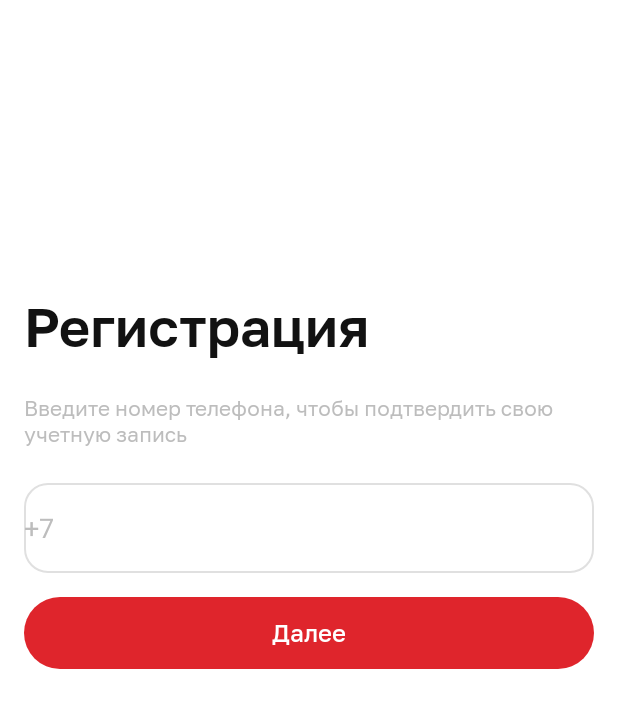
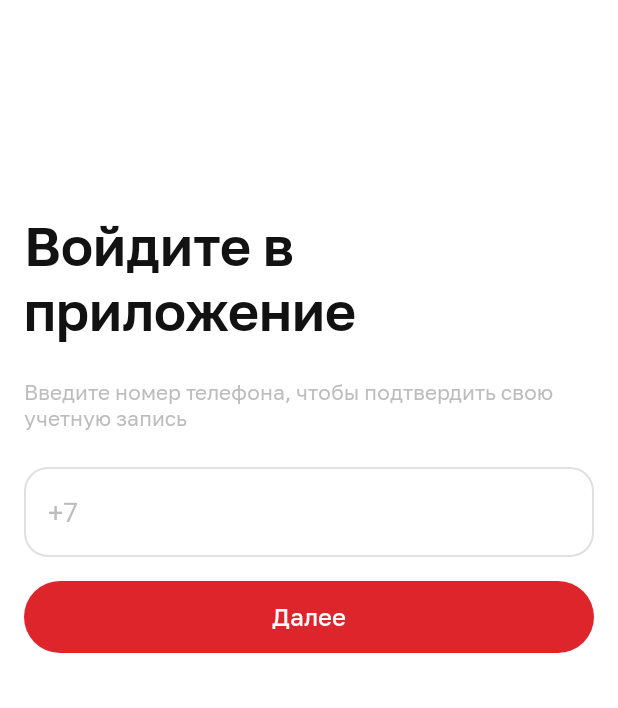
Before and after one commit to AlexKrayVR/Avestal, an Android app: the screen it shows after launch (RegVerActivity), on a phone screen of 412 x 824 dp. Shown: the top 708 px of the screen. Run offline under Robolectric (Android 15) with nearby library versions, the phone set to English and light mode, and no system bars.

```diff
--- a/app/src/main/java/yelm/io/avestal/reg_val/RegVerActivity.kt
+++ b/app/src/main/java/yelm/io/avestal/reg_val/RegVerActivity.kt
@@ -1,16 +1,22 @@
 package yelm.io.avestal.reg_val
 
+import android.content.Intent
 import android.os.Bundle
+import android.widget.Toast
 import androidx.appcompat.app.AppCompatActivity
 import androidx.fragment.app.Fragment
 import yelm.io.avestal.R
 import yelm.io.avestal.databinding.RegVerActivityBinding
-import yelm.io.avestal.reg_val.registration.view.RegistrationFragment
+import yelm.io.avestal.main.AppActivity
+import yelm.io.avestal.reg_val.registration.view.Communicator
+import yelm.io.avestal.reg_val.registration.view.LoginFragment
 import yelm.io.avestal.reg_val.verification.OnBackPressedListener
 import yelm.io.avestal.reg_val.verification.VerificationFragment
 
-class RegVerActivity : AppCompatActivity() {
-    lateinit var binding: RegVerActivityBinding
+class RegVerActivity : AppCompatActivity(), Communicator {
+    private lateinit var binding: RegVerActivityBinding
+    //var verificationCode = ""
+    private var toast: Toast? = null
 
     override fun onCreate(savedInstanceState: Bundle?) {
         super.onCreate(savedInstanceState)
@@ -20,16 +26,21 @@ class RegVerActivity : AppCompatActivity() {
         openRegistrationFragment("")
     }
 
-    fun openRegistrationFragment(phone: String) {
-        val registrationFragment: Fragment = RegistrationFragment.newInstance(phone)
+    override fun openRegistrationFragment(phone: String) {
+        val registrationFragment: Fragment = LoginFragment.newInstance(phone)
         val transaction = supportFragmentManager.beginTransaction()
         transaction.replace(R.id.container, registrationFragment).commit()
     }
 
-    fun openValidationFragment(phone: String) {
+    override  fun openValidationFragment(phone: String) {
         val validationFragment: Fragment = VerificationFragment.newInstance(phone)
         val transaction = supportFragmentManager.beginTransaction()
         transaction.replace(R.id.container, validationFragment).commit()
+    }
+
+    override fun startApp() {
+        startActivity(Intent(this, AppActivity::class.java))
+        finish()
     }
 
     override fun onBackPressed() {
@@ -43,4 +54,10 @@ class RegVerActivity : AppCompatActivity() {
         finish()
     }
 
+    override fun showToast(message: Int) {
+        toast?.cancel()
+        toast = Toast.makeText(this, resources?.getString(message), Toast.LENGTH_LONG)
+        toast?.show()
+    }
+
 }
--- a/app/src/main/java/yelm/io/avestal/reg_val/common/PhoneTextFormatter.java
+++ b/app/src/main/java/yelm/io/avestal/reg_val/common/PhoneTextFormatter.java
@@ -7,9 +7,9 @@ import android.widget.EditText;
 
 public class PhoneTextFormatter implements TextWatcher {
 
-    private EditText editText;
+    private final EditText editText;
 
-    private String pattern;
+    private final String pattern;
 
     public PhoneTextFormatter(EditText editText, String pattern) {
         this.editText = editText;
--- a/app/src/main/java/yelm/io/avestal/reg_val/registration/presenter/RegistrationPresenter.kt
+++ b/app/src/main/java/yelm/io/avestal/reg_val/registration/presenter/LoginPresenter.kt
@@ -3,7 +3,7 @@ package yelm.io.avestal.reg_val.registration.presenter
 import yelm.io.avestal.R
 import yelm.io.avestal.reg_val.registration.view.RegistrationView
 
-class RegistrationPresenter(private var view: RegistrationView?) {
+class LoginPresenter(private var view: RegistrationView?) {
 
     fun detachView() {
         view = null
--- /dev/null
+++ b/app/src/main/java/yelm/io/avestal/reg_val/registration/view/Communicator.kt
@@ -0,0 +1,8 @@
+package yelm.io.avestal.reg_val.registration.view
+
+interface Communicator {
+   fun openRegistrationFragment(phone: String)
+   fun openValidationFragment(phone: String)
+   fun startApp()
+   fun showToast(message: Int)
+}
--- a/app/src/main/java/yelm/io/avestal/reg_val/registration/view/RegistrationFragment.kt
+++ b/app/src/main/java/yelm/io/avestal/reg_val/registration/view/LoginFragment.kt
@@ -1,34 +1,33 @@
 package yelm.io.avestal.reg_val.registration.view
 
+import android.content.Context
 import android.os.Bundle
-import androidx.fragment.app.Fragment
 import android.view.LayoutInflater
 import android.view.View
 import android.view.ViewGroup
-import android.widget.Toast
-import yelm.io.avestal.databinding.FragmentRegistrationBinding
+import androidx.fragment.app.Fragment
+import yelm.io.avestal.databinding.FragmentLoginBinding
 import yelm.io.avestal.reg_val.common.PhoneTextFormatter
-import yelm.io.avestal.reg_val.RegVerActivity
-import yelm.io.avestal.reg_val.registration.presenter.RegistrationPresenter
+import yelm.io.avestal.reg_val.registration.presenter.LoginPresenter
+import java.lang.RuntimeException
 
-class RegistrationFragment : Fragment(), RegistrationView {
-    lateinit var registrationPresenter: RegistrationPresenter
-    private var toast: Toast? = null
+class LoginFragment : Fragment(), RegistrationView {
+    private lateinit var loginPresenter: LoginPresenter
 
-    private var binding: FragmentRegistrationBinding? = null
-
+    private var binding: FragmentLoginBinding? = null
+    private var communicator: Communicator? = null
 
     override fun onCreateView(
         inflater: LayoutInflater, container: ViewGroup?,
         savedInstanceState: Bundle?
     ): View? {
-        binding = FragmentRegistrationBinding.inflate(inflater, container, false)
+        binding = FragmentLoginBinding.inflate(inflater, container, false)
         return binding?.root
     }
 
     override fun onViewCreated(view: View, savedInstanceState: Bundle?) {
         super.onViewCreated(view, savedInstanceState)
-        registrationPresenter = RegistrationPresenter(this)
+        loginPresenter = LoginPresenter(this)
         binding?.phone?.addTextChangedListener(
             PhoneTextFormatter(
                 binding?.phone,
@@ -41,13 +40,12 @@ class RegistrationFragment : Fragment(), RegistrationView {
         binding?.further?.setOnClickListener {
             registration()
         }
-
     }
 
     companion object {
         @JvmStatic
         fun newInstance(phone: String) =
-            RegistrationFragment().apply {
+            LoginFragment().apply {
                 arguments = Bundle().apply {
                     putString(PHONE, phone)
                 }
@@ -57,25 +55,36 @@ class RegistrationFragment : Fragment(), RegistrationView {
     }
 
     override fun registration() {
-        registrationPresenter.phoneValidation(binding?.phone?.text.toString())
+        loginPresenter.phoneValidation(binding?.phone?.text.toString())
     }
 
     override fun validationPhoneError(error: Int) {
-        toast?.cancel()
-        toast = Toast.makeText(context, context?.resources?.getString(error), Toast.LENGTH_LONG)
-        toast?.show()
+        communicator?.showToast(error)
     }
 
     override fun validationPhoneSuccess(phone: String) {
-        (activity as RegVerActivity).openValidationFragment(phone)
+        communicator?.openValidationFragment(phone)
     }
 
     //Because Fragments continue to live after the View has gone, it’s good to remove any references to the binding class instance
     override fun onDestroyView() {
         binding = null
-        registrationPresenter.detachView()
+        loginPresenter.detachView()
         super.onDestroyView()
     }
 
+    override fun onAttach(context: Context) {
+        super.onAttach(context)
+        if (activity is Communicator) {
+            communicator = activity as Communicator
+        } else {
+            throw RuntimeException(activity.toString() + " must implement Communicator interface")
+        }
+    }
+
+    override fun onDetach() {
+        super.onDetach()
+        communicator = null
+    }
 
 }
--- /dev/null
+++ b/app/src/main/res/layout/fragment_login.xml
@@ -0,0 +1,79 @@
+<?xml version="1.0" encoding="utf-8"?>
+
+<androidx.constraintlayout.widget.ConstraintLayout xmlns:android="http://schemas.android.com/apk/res/android"
+    xmlns:app="http://schemas.android.com/apk/res-auto"
+    xmlns:tools="http://schemas.android.com/tools"
+    android:layout_width="match_parent"
+    android:layout_height="match_parent"
+    android:orientation="vertical">
+
+    <TextView
+        android:id="@+id/enter"
+        android:layout_width="match_parent"
+        android:layout_height="wrap_content"
+        android:layout_marginStart="16dp"
+        android:layout_marginTop="142dp"
+        android:layout_marginEnd="16dp"
+        android:text="@string/login"
+        android:textSize="36sp"
+        android:theme="@style/TextStyleDemiBold"
+        app:layout_constraintEnd_toEndOf="parent"
+        app:layout_constraintStart_toStartOf="parent"
+        app:layout_constraintTop_toTopOf="parent" />
+
+    <TextView
+        android:id="@+id/description"
+        android:layout_width="match_parent"
+        android:layout_height="wrap_content"
+        android:layout_marginStart="16dp"
+        android:layout_marginTop="24dp"
+        android:layout_marginEnd="16dp"
+        android:text="@string/enterPhoneNumber"
+        android:textSize="14sp"
+        android:theme="@style/TextStyleRegular"
+        app:layout_constraintEnd_toEndOf="parent"
+        app:layout_constraintStart_toStartOf="parent"
+        app:layout_constraintTop_toBottomOf="@+id/enter" />
+
+    <LinearLayout
+        android:id="@+id/linearLayout"
+        android:layout_width="match_parent"
+        android:layout_height="60dp"
+        android:layout_marginStart="16dp"
+        android:layout_marginTop="24dp"
+        android:layout_marginEnd="16dp"
+        android:background="@drawable/back_enter_15dp"
+        android:orientation="horizontal"
+        app:layout_constraintEnd_toEndOf="parent"
+        app:layout_constraintStart_toStartOf="parent"
+        app:layout_constraintTop_toBottomOf="@+id/description">
+
+        <EditText
+            android:id="@+id/phone"
+            android:layout_width="match_parent"
+            android:layout_height="match_parent"
+
+            android:background="@null"
+            android:gravity="center_vertical"
+            android:hint="@string/phoneHint"
+            android:inputType="phone"
+            android:paddingStart="16dp"
+            android:paddingEnd="16dp"
+            android:textColorHint="@color/textColorLightGray" />
+    </LinearLayout>
+
+    <TextView
+        android:id="@+id/further"
+        android:layout_width="match_parent"
+        android:layout_height="48dp"
+        android:layout_marginStart="16dp"
+        android:layout_marginTop="16dp"
+        android:layout_marginEnd="16dp"
+        android:background="@drawable/back_button"
+        android:gravity="center"
+        android:text="@string/further"
+        android:theme="@style/TextStyleMedium"
+        app:layout_constraintEnd_toEndOf="parent"
+        app:layout_constraintStart_toStartOf="parent"
+        app:layout_constraintTop_toBottomOf="@+id/linearLayout" />
+</androidx.constraintlayout.widget.ConstraintLayout>
--- a/app/src/main/res/layout/fragment_registration.xml
+++ /dev/null
@@ -1,59 +0,0 @@
-<?xml version="1.0" encoding="utf-8"?>
-
-    <LinearLayout xmlns:android="http://schemas.android.com/apk/res/android"
-        xmlns:app="http://schemas.android.com/apk/res-auto"
-        xmlns:tools="http://schemas.android.com/tools"
-        android:layout_width="match_parent"
-        android:layout_height="match_parent"
-        android:orientation="vertical"
-        android:padding="16dp"
-   >
-
-        <TextView
-            android:id="@+id/registration"
-            android:layout_width="match_parent"
-            android:layout_height="wrap_content"
-            android:layout_marginTop="180dp"
-            android:text="@string/registration"
-            android:textSize="36sp"
-            android:theme="@style/TextStyleDemiBold" />
-
-        <TextView
-            android:id="@+id/description"
-            android:layout_width="match_parent"
-            android:layout_height="wrap_content"
-            android:layout_marginTop="24dp"
-            android:text="@string/enterPhoneNumber"
-            android:textSize="14sp"
-            android:theme="@style/TextStyleRegular" />
-
-        <LinearLayout
-            android:layout_width="match_parent"
-            android:layout_height="60dp"
-            android:layout_marginTop="24dp"
-            android:background="@drawable/back_enter"
-            android:orientation="horizontal">
-
-            <EditText
-                android:id="@+id/phone"
-                android:layout_width="wrap_content"
-                android:layout_height="match_parent"
-                android:layout_weight="1"
-
-                android:background="@null"
-                android:gravity="center_vertical"
-                android:hint="@string/phoneHint"
-                android:inputType="phone"
-                android:textColorHint="@color/textColorNormal" />
-        </LinearLayout>
-
-        <TextView
-            android:id="@+id/further"
-            android:layout_width="match_parent"
-            android:layout_height="48dp"
-            android:layout_marginTop="16dp"
-            android:background="@drawable/back_button"
-            android:gravity="center"
-            android:text="@string/further"
-            android:theme="@style/TextStyleMedium" />
-    </LinearLayout>
--- a/app/src/main/res/values/colors.xml
+++ b/app/src/main/res/values/colors.xml
@@ -12,7 +12,9 @@
     <color name="backEnterColor">#E0E0E0</color>
 
     <color name="textColorDemiBold">#121212</color>
-    <color name="textColorNormal">#BDBDBD</color>
+    <color name="textColorLightGray">#BDBDBD</color>
+    <color name="textColorGray">#828282</color>
+    <color name="colorBlue">#0A84FF</color>
 
 
 
--- a/app/src/main/res/values/strings.xml
+++ b/app/src/main/res/values/strings.xml
@@ -2,17 +2,18 @@
     <string name="app_name">Avestal</string>
 
 
-    <!--RegistrationFragment -->
-    <string name="registration">Регистрация</string>
+    <!--LoginFragment -->
+    <string name="login">Войдите в приложение</string>
     <string name="phoneHint">+7</string>
     <string name="further">Далее</string>
     <string name="enterPhoneNumber">Введите номер телефона, чтобы подтвердить свою учетную запись</string>
     <string name="enterCorrectPhoneNumber">Введите корректный номер телефона</string>
 
-
     <!--VerificationFragment -->
-
     <string name="verification">Верификация</string>
+    <string name="codeIncorrect">Код неверен</string>
+    <string name="codeDidNotCome">Код не пришел,</string>
+    <string name="resend">отправить повторно</string>
     <string name="enterVerificationCode">Введите код верификации отправленный на номер</string>
 
 
--- a/app/src/main/res/values/themes.xml
+++ b/app/src/main/res/values/themes.xml
@@ -27,7 +27,7 @@
     <style name="TextStyleRegular" parent="">
         <item name="android:fontFamily">@font/golos_regular</item>
         <item name="android:includeFontPadding">false</item>
-        <item name="android:textColor">@color/textColorNormal</item>
+        <item name="android:textColor">@color/textColorLightGray</item>
     </style>
 
     <style name="TextStyleMedium" parent="">
```
Also changed, not shown: app/src/main/java/yelm/io/avestal/Logging.kt (added, +22 -0 lines), app/src/main/java/yelm/io/avestal/reg_val/verification/VerificationFragment.kt (+99 -8 lines), app/src/main/res/drawable/back_enter_10dp.xml (added, +9 -0 lines), app/src/main/res/drawable/ic_round_arrow_back_ios_24.xml (added, +10 -0 lines), app/src/main/res/layout/fragment_verification.xml (+57 -13 lines), app/src/main/res/drawable/back_enter_15dp.xml (renamed from app/src/main/res/drawable/back_enter.xml).
